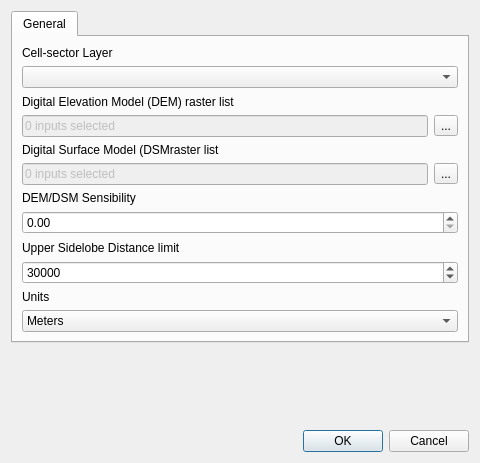
Qt form resources/ui/Settings.ui (quikevs/cell_planning_tools) before a commit.
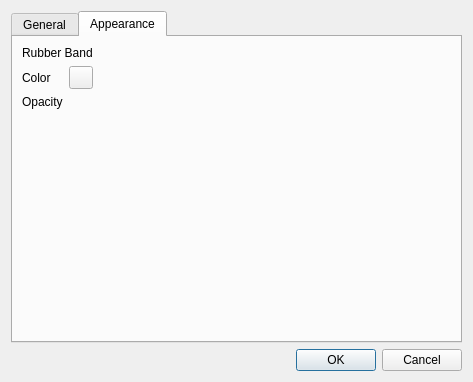
The same form after that commit. The open tabs and pages were chosen to show the change. Icons and pictures are not drawn. Custom widgets are drawn as their Qt base class.

```diff
--- a/resources/ui/Settings.ui
+++ b/resources/ui/Settings.ui
@@ -6,8 +6,8 @@
    <rect>
     <x>0</x>
     <y>0</y>
-    <width>480</width>
-    <height>463</height>
+    <width>473</width>
+    <height>366</height>
    </rect>
   </property>
   <property name="windowTitle">
@@ -56,6 +56,8 @@
         </widget>
        </item>
        <item>
+        <layout class="QHBoxLayout" name="hlSectorLayer">
+         <item>
         <widget class="QgsMapLayerComboBox" name="cbSectorLayer">
          <property name="inputMethodHints">
           <set>Qt::ImhNone</set>
@@ -63,6 +65,22 @@
         </widget>
        </item>
        <item>
+          <widget class="QToolButton" name="tbMapLayerFields">
+           <property name="toolTip">
+            <string notr="true">Map FIelds</string>
+           </property>
+           <property name="text">
+            <string notr="true">...</string>
+           </property>
+           <property name="icon">
+            <iconset>
+             <normaloff>../icons/list.svg</normaloff>../icons/list.svg</iconset>
+           </property>
+          </widget>
+         </item>
+        </layout>
+       </item>
+       <item>
         <widget class="QLabel" name="lbDEMList">
          <property name="text">
           <string>Digital Elevation Model (DEM) raster list</string>
@@ -89,6 +107,9 @@
          </item>
          <item>
           <widget class="QToolButton" name="tbDem">
+           <property name="toolTip">
+            <string notr="true">Select Raster Layers</string>
+           </property>
            <property name="text">
             <string>...</string>
            </property>
@@ -104,7 +125,7 @@
         </widget>
        </item>
        <item>
-        <layout class="QHBoxLayout" name="horizontalLayout_2">
+        <layout class="QHBoxLayout" name="hlDsm">
          <item>
           <widget class="QLineEdit" name="leDsm">
            <property name="enabled">
@@ -117,6 +138,9 @@
          </item>
          <item>
           <widget class="QToolButton" name="tbDsm">
+           <property name="toolTip">
+            <string notr="true">Select Raster Layers</string>
+           </property>
            <property name="text">
             <string>...</string>
            </property>
@@ -174,10 +198,50 @@
        </item>
       </layout>
      </widget>
+     <widget class="QWidget" name="appearance">
+      <property name="enabled">
+       <bool>true</bool>
+      </property>
+      <attribute name="title">
+       <string>Appearance</string>
+      </attribute>
+      <layout class="QVBoxLayout" name="verticalLayout_4">
+       <item>
+        <widget class="QLabel" name="label_7">
+         <property name="enabled">
+          <bool>true</bool>
+         </property>
+         <property name="text">
+          <string>Rubber Band</string>
+         </property>
     </widget>
    </item>
    <item>
-    <spacer name="verticalSpacer">
+        <layout class="QFormLayout" name="formLayout">
+         <item row="0" column="0">
+          <widget class="QLabel" name="label_8">
+           <property name="text">
+            <string>Color</string>
+           </property>
+          </widget>
+         </item>
+         <item row="0" column="1">
+          <widget class="QgsColorButton" name="colorButton"/>
+         </item>
+         <item row="1" column="0">
+          <widget class="QLabel" name="label">
+           <property name="text">
+            <string>Opacity</string>
+           </property>
+          </widget>
+         </item>
+         <item row="1" column="1">
+          <widget class="QgsOpacityWidget" name="opacityWidget"/>
+         </item>
+        </layout>
+       </item>
+       <item>
+        <spacer name="verticalSpacer_2">
      <property name="orientation">
       <enum>Qt::Vertical</enum>
      </property>
@@ -189,6 +253,22 @@
      </property>
     </spacer>
    </item>
+      </layout>
+     </widget>
+    </widget>
+   </item>
+   <item>
+    <layout class="QHBoxLayout" name="hlFooter">
+     <item>
+      <widget class="QLabel" name="message">
+       <property name="enabled">
+        <bool>false</bool>
+       </property>
+       <property name="text">
+        <string notr="true"/>
+       </property>
+      </widget>
+     </item>
    <item>
     <widget class="QDialogButtonBox" name="buttonBox">
      <property name="orientation">
@@ -200,14 +280,26 @@
     </widget>
    </item>
   </layout>
+   </item>
+  </layout>
  </widget>
  <customwidgets>
+  <customwidget>
+   <class>QgsColorButton</class>
+   <extends>QToolButton</extends>
+   <header>qgscolorbutton.h</header>
+  </customwidget>
   <customwidget>
    <class>QgsMapLayerComboBox</class>
    <extends>QComboBox</extends>
    <header>qgsmaplayercombobox.h</header>
    <container>1</container>
   </customwidget>
+  <customwidget>
+   <class>QgsOpacityWidget</class>
+   <extends>QWidget</extends>
+   <header>qgsopacitywidget.h</header>
+  </customwidget>
  </customwidgets>
  <resources/>
  <connections>
```
Lines whose indentation alone changed are shown as unchanged.
